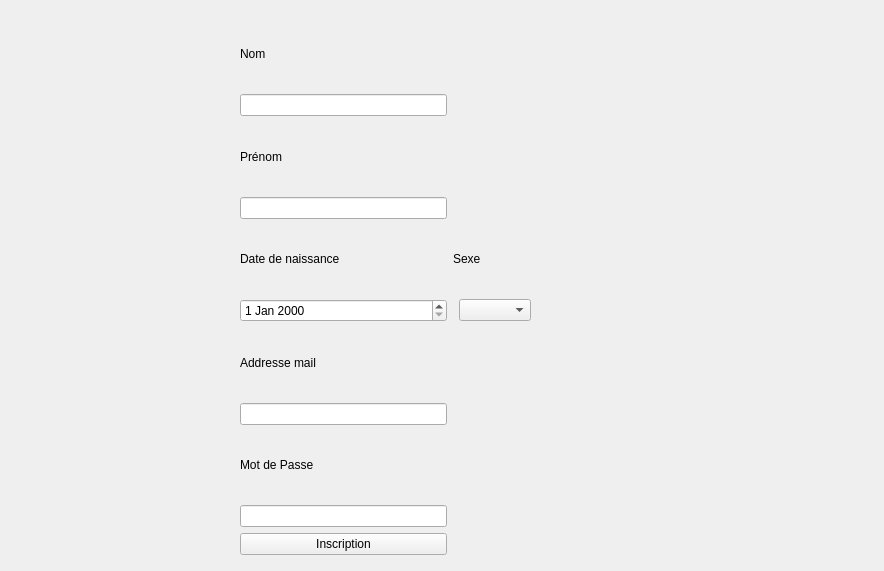
Qt form inscriptionform.ui (yesitswalid/CourseOrientation) before a commit.
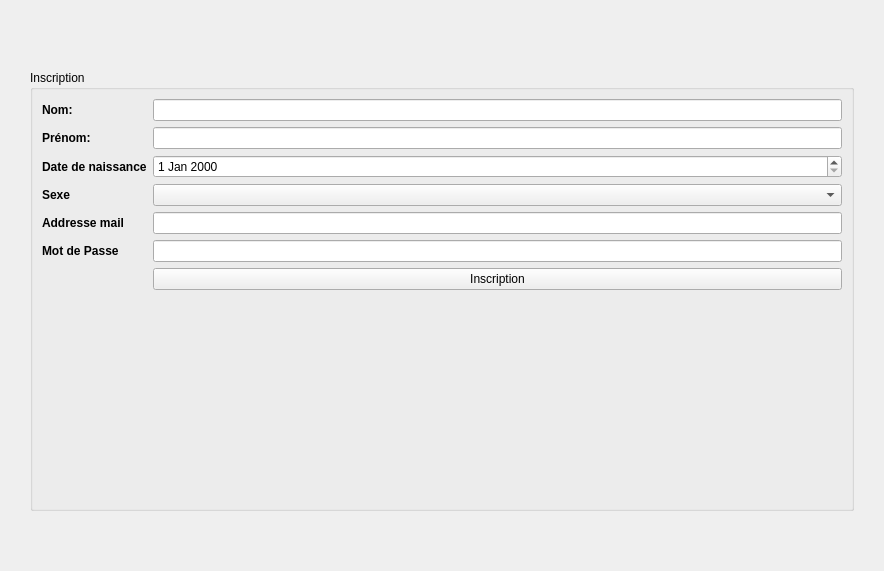
The same form after that commit.

Diff of the .ui file:
```diff
--- a/inscriptionform.ui
+++ b/inscriptionform.ui
@@ -21,83 +21,111 @@
   <property name="autoFillBackground">
    <bool>true</bool>
   </property>
-  <widget class="QWidget" name="gridLayoutWidget">
+  <widget class="QGroupBox" name="groupBox_2">
    <property name="geometry">
     <rect>
-     <x>240</x>
-     <y>20</y>
-     <width>291</width>
-     <height>535</height>
+     <x>30</x>
+     <y>70</y>
+     <width>824</width>
+     <height>441</height>
     </rect>
    </property>
-   <layout class="QGridLayout" name="gridLayout">
-    <item row="6" column="2">
-     <widget class="QComboBox" name="comboBox"/>
-    </item>
-    <item row="18" column="0">
-     <widget class="QPushButton" name="inscriptionButton">
+   <property name="title">
+    <string>Inscription</string>
+   </property>
+   <layout class="QFormLayout">
+    <item row="0" column="0">
+     <widget class="QLabel" name="nomLabel">
       <property name="text">
-       <string>Inscription</string>
+       <string>&lt;html&gt;&lt;head/&gt;&lt;body&gt;&lt;p&gt;&lt;span style=&quot; font-weight:700;&quot;&gt;Nom:&lt;/span&gt;&lt;/p&gt;&lt;/body&gt;&lt;/html&gt;</string>
       </property>
      </widget>
     </item>
-    <item row="15" column="0">
-     <widget class="QLineEdit" name="mdpEdit"/>
+    <item row="0" column="1">
+     <widget class="QLineEdit" name="nomEdit"/>
     </item>
-    <item row="12" column="0">
-     <widget class="QLabel" name="label_3">
+    <item row="2" column="0">
+     <widget class="QLabel" name="prenomLabel">
+      <property name="font">
+       <font>
+        <bold>true</bold>
+       </font>
+      </property>
       <property name="text">
-       <string>Addresse mail</string>
+       <string>Prénom:</string>
       </property>
      </widget>
     </item>
+    <item row="2" column="1">
+     <widget class="QLineEdit" name="prenomEdit"/>
+    </item>
     <item row="5" column="0">
      <widget class="QLabel" name="label_7">
+      <property name="font">
+       <font>
+        <bold>true</bold>
+       </font>
+      </property>
       <property name="text">
        <string>Date de naissance</string>
       </property>
      </widget>
     </item>
-    <item row="6" column="0">
+    <item row="5" column="1">
      <widget class="QDateEdit" name="dateEdit"/>
     </item>
-    <item row="14" column="0">
-     <widget class="QLabel" name="label_4">
-      <property name="text">
-       <string>Mot de Passe</string>
-      </property>
-     </widget>
-    </item>
-    <item row="4" column="0">
-     <widget class="QLineEdit" name="prenomEdit"/>
-    </item>
-    <item row="1" column="0">
-     <widget class="QLabel" name="label">
-      <property name="text">
-       <string>Nom</string>
-      </property>
-     </widget>
-    </item>
-    <item row="3" column="0">
-     <widget class="QLabel" name="label_2">
-      <property name="text">
-       <string>Prénom</string>
-      </property>
-     </widget>
-    </item>
-    <item row="5" column="1" colspan="2">
+    <item row="9" column="0">
      <widget class="QLabel" name="label_5">
+      <property name="font">
+       <font>
+        <bold>true</bold>
+       </font>
+      </property>
       <property name="text">
        <string>Sexe</string>
       </property>
      </widget>
     </item>
-    <item row="2" column="0">
-     <widget class="QLineEdit" name="nomEdit"/>
+    <item row="9" column="1">
+     <widget class="QComboBox" name="comboBox"/>
     </item>
     <item row="13" column="0">
+     <widget class="QLabel" name="label_3">
+      <property name="font">
+       <font>
+        <bold>true</bold>
+       </font>
+      </property>
+      <property name="text">
+       <string>Addresse mail</string>
+      </property>
+     </widget>
+    </item>
+    <item row="13" column="1">
      <widget class="QLineEdit" name="mailEdit"/>
     </item>
+    <item row="16" column="1">
+     <widget class="QLineEdit" name="mdpEdit"/>
+    </item>
+    <item row="17" column="1">
+     <widget class="QPushButton" name="inscriptionButton">
+      <property name="text">
+       <string>Inscription</string>
+      </property>
+     </widget>
+    </item>
+    <item row="16" column="0">
+     <widget class="QLabel" name="label_4">
+      <property name="font">
+       <font>
+        <bold>true</bold>
+       </font>
+      </property>
+      <property name="text">
+       <string>Mot de Passe</string>
+      </property>
+     </widget>
+    </item>
    </layout>
   </widget>
  </widget>
```
Left out of the diff: 2 changed lines with no effect on the pictures.
